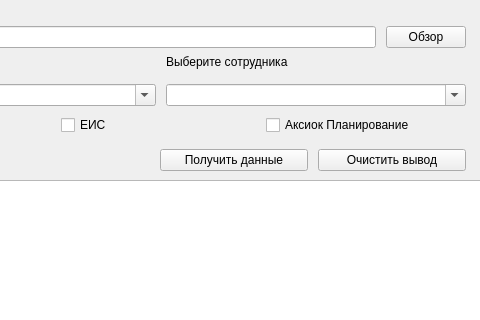
Above: MainWindow.ui from Ara-Bog/KingMatrixDesk before the change; both pictures show x 160 to 640 and y 0 to 320 of the 640 by 480 pixel window. Below: the same form after it.
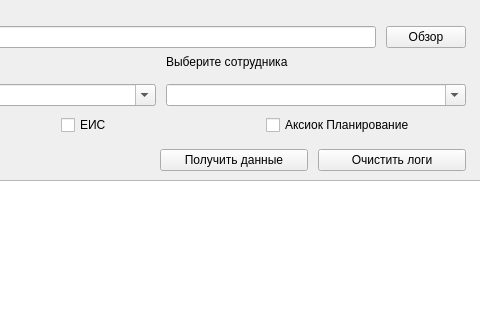
That is the form after the change.

The edit to the form file:
```diff
--- a/MainWindow.ui
+++ b/MainWindow.ui
@@ -213,7 +213,7 @@
         <cursorShape>PointingHandCursor</cursorShape>
        </property>
        <property name="text">
-        <string>Очистить вывод</string>
+        <string>Очистить логи</string>
        </property>
       </widget>
      </item>
```
Left out of the diff: 2 changed lines with no effect on the pictures.
